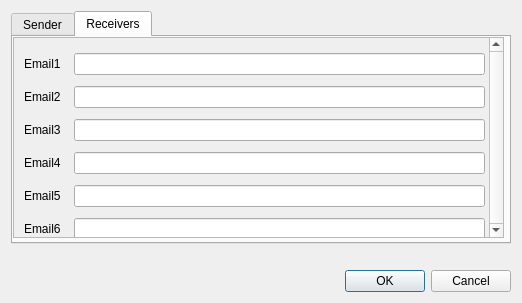
stefanodellosa-personal/WADAS, file src/ui/insert_email.ui: the form before one commit.
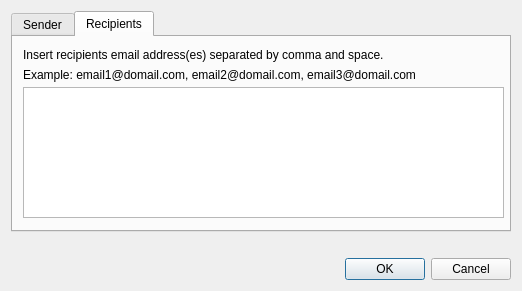
The form after the commit. The open tabs and pages were chosen to show the change.

Commit message:
Added test email feature
- Added test email in insert email UI dialog
- Recipients email now are inserted in text edit instead of multiple line edits.

Patch:
```diff
--- a/src/ui/insert_email.ui
+++ b/src/ui/insert_email.ui
@@ -7,7 +7,7 @@
     <x>0</x>
     <y>0</y>
     <width>522</width>
-    <height>303</height>
+    <height>291</height>
    </rect>
   </property>
   <property name="sizePolicy">
@@ -121,151 +121,43 @@
      </widget>
      <widget class="QWidget" name="tab_4">
       <attribute name="title">
-       <string>Receivers</string>
+       <string>Recipients</string>
       </attribute>
-      <widget class="QScrollArea" name="scrollArea">
+      <widget class="QTextEdit" name="textEdit_recipient_email">
        <property name="geometry">
         <rect>
-         <x>0</x>
-         <y>0</y>
-         <width>491</width>
-         <height>201</height>
+         <x>10</x>
+         <y>50</y>
+         <width>481</width>
+         <height>131</height>
         </rect>
        </property>
-       <property name="sizePolicy">
-        <sizepolicy hsizetype="Expanding" vsizetype="Fixed">
-         <horstretch>0</horstretch>
-         <verstretch>0</verstretch>
-        </sizepolicy>
+      </widget>
+      <widget class="QLabel" name="label_5">
+       <property name="geometry">
+        <rect>
+         <x>10</x>
+         <y>10</y>
+         <width>471</width>
+         <height>16</height>
+        </rect>
        </property>
-       <property name="verticalScrollBarPolicy">
-        <enum>Qt::ScrollBarPolicy::ScrollBarAlwaysOn</enum>
+       <property name="text">
+        <string>Insert recipients email address(es) separated by comma and space. </string>
        </property>
-       <property name="widgetResizable">
-        <bool>true</bool>
+      </widget>
+      <widget class="QLabel" name="label_6">
+       <property name="geometry">
+        <rect>
+         <x>10</x>
+         <y>30</y>
+         <width>481</width>
+         <height>16</height>
+        </rect>
        </property>
-       <widget class="QWidget" name="scrollAreaWidgetContents_2">
-        <property name="geometry">
-         <rect>
-          <x>0</x>
-          <y>0</y>
-          <width>472</width>
-          <height>199</height>
-         </rect>
-        </property>
-        <widget class="QWidget" name="gridLayoutWidget_2">
-         <property name="geometry">
-          <rect>
-           <x>10</x>
-           <y>10</y>
-           <width>461</width>
-           <height>331</height>
-          </rect>
-         </property>
-         <layout class="QGridLayout" name="gridLayout_2">
-          <item row="6" column="2">
-           <widget class="QLineEdit" name="lineEdit_rec_email7"/>
-          </item>
-          <item row="1" column="0">
-           <widget class="QLabel" name="label_6">
-            <property name="text">
-             <string>Email2</string>
-            </property>
-           </widget>
-          </item>
-          <item row="8" column="2">
-           <widget class="QLineEdit" name="lineEdit_rec_email9"/>
-          </item>
-          <item row="5" column="2">
-           <widget class="QLineEdit" name="lineEdit_rec_email6"/>
-          </item>
-          <item row="0" column="0">
-           <widget class="QLabel" name="label_5">
-            <property name="text">
-             <string>Email1</string>
-            </property>
-           </widget>
-          </item>
-          <item row="7" column="0">
-           <widget class="QLabel" name="label_12">
-            <property name="text">
-             <string>Email8</string>
-            </property>
-           </widget>
-          </item>
-          <item row="7" column="2">
-           <widget class="QLineEdit" name="lineEdit_rec_email8"/>
-          </item>
-          <item row="3" column="0">
-           <widget class="QLabel" name="label_8">
-            <property name="text">
-             <string>Email4</string>
-            </property>
-           </widget>
-          </item>
-          <item row="6" column="0">
-           <widget class="QLabel" name="label_11">
-            <property name="text">
-             <string>Email7</string>
-            </property>
-           </widget>
-          </item>
-          <item row="4" column="2">
-           <widget class="QLineEdit" name="lineEdit_rec_email5"/>
-          </item>
-          <item row="0" column="2">
-           <widget class="QLineEdit" name="lineEdit_rec_email1"/>
-          </item>
-          <item row="1" column="2">
-           <widget class="QLineEdit" name="lineEdit_rec_email2"/>
-          </item>
-          <item row="3" column="2">
-           <widget class="QLineEdit" name="lineEdit_rec_email4"/>
-          </item>
-          <item row="5" column="0">
-           <widget class="QLabel" name="label_10">
-            <property name="text">
-             <string>Email6</string>
-            </property>
-           </widget>
-          </item>
-          <item row="2" column="2">
-           <widget class="QLineEdit" name="lineEdit_rec_email3"/>
-          </item>
-          <item row="2" column="0">
-           <widget class="QLabel" name="label_7">
-            <property name="text">
-             <string>Email3</string>
-            </property>
-           </widget>
-          </item>
-          <item row="4" column="0">
-           <widget class="QLabel" name="label_9">
-            <property name="text">
-             <string>Email5</string>
-            </property>
-           </widget>
-          </item>
-          <item row="9" column="2">
-           <widget class="QLineEdit" name="lineEdit_rec_email10"/>
-          </item>
-          <item row="8" column="0">
-           <widget class="QLabel" name="label_13">
-            <property name="text">
-             <string>Email9</string>
-            </property>
-           </widget>
-          </item>
-          <item row="9" column="0">
-           <widget class="QLabel" name="label_14">
-            <property name="text">
-             <string>Email10</string>
-            </property>
-           </widget>
-          </item>
-         </layout>
-        </widget>
-       </widget>
+       <property name="text">
+        <string>Example: email1@domail.com, email2@domail.com, email3@domail.com</string>
+       </property>
       </widget>
      </widget>
     </widget>
```
The commit also changes 5 other files.
